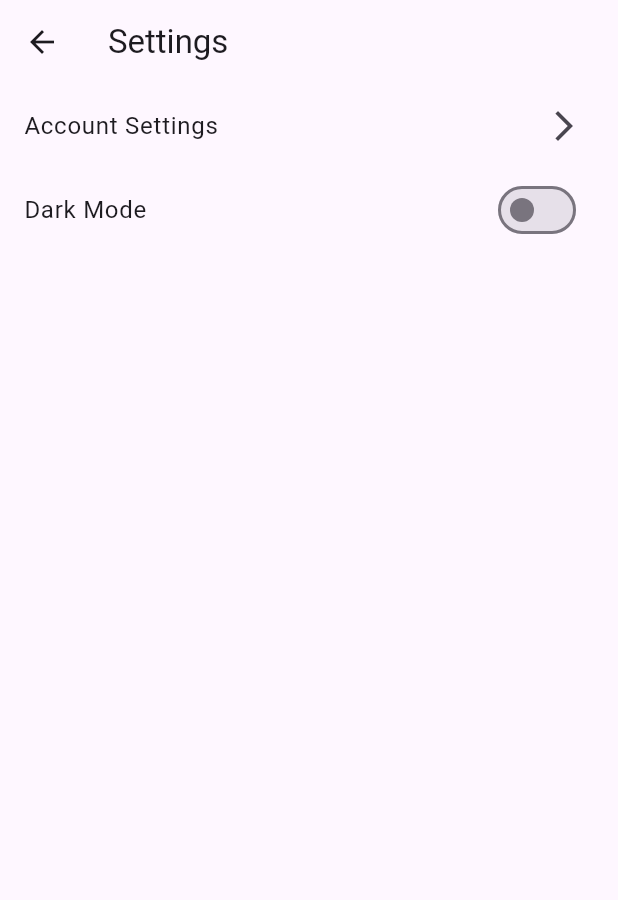
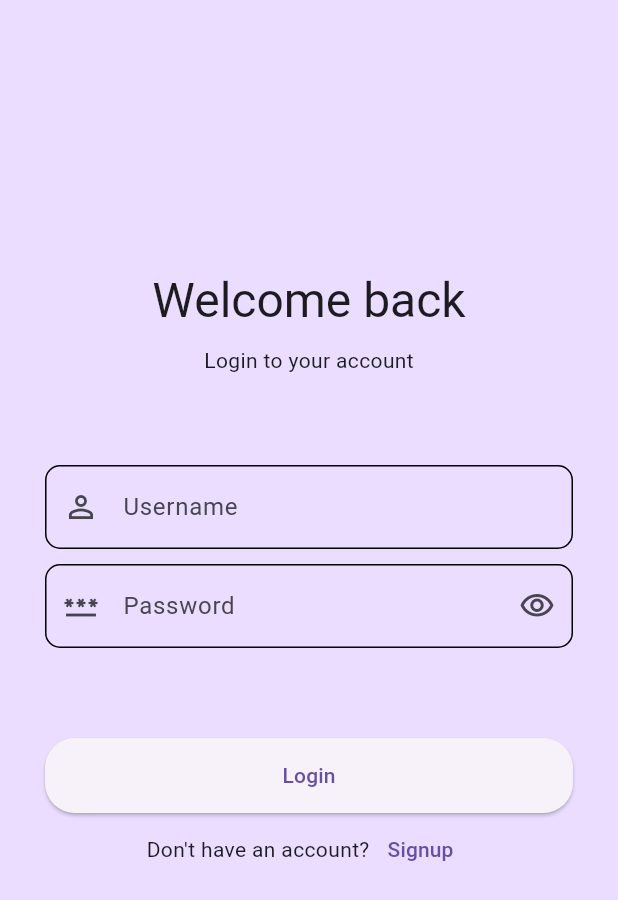
Before and after one commit to Susadi11/Flutter-Expense-Tracker, a Flutter app: the SettingsScreen screen opened directly, after a tap on "Account Settings", on a phone screen of 412 x 824 dp. Shown: the top 900 px of the screen. Run offline on Flutter 3.47's test engine with Material 3 defaults, Android fonts, the phone set to English and light mode, and no system bars; our stand-ins replace fluttertoast, hive_flutter, sqflite; accounts and stored records are empty.

Commit message:
added login and signup

```diff
--- /dev/null
+++ b/frontend/lib/login.dart
@@ -0,0 +1,176 @@
+import 'package:flutter/material.dart';
+import 'package:hive_flutter/hive_flutter.dart';
+
+import 'signup.dart';
+import 'home_screen.dart';
+
+class Login extends StatefulWidget {
+  const Login({
+    Key? key,
+  }) : super(key: key);
+
+  @override
+  State<Login> createState() => _LoginState();
+}
+
+class _LoginState extends State<Login> {
+  final GlobalKey<FormState> _formKey = GlobalKey();
+
+  final FocusNode _focusNodePassword = FocusNode();
+  final TextEditingController _controllerUsername = TextEditingController();
+  final TextEditingController _controllerPassword = TextEditingController();
+
+  bool _obscurePassword = true;
+  final Box _boxLogin = Hive.box("login");
+  final Box _boxAccounts = Hive.box("accounts");
+
+  @override
+  Widget build(BuildContext context) {
+    if (_boxLogin.get("loginStatus") ?? false) {
+      return HomeScreen();
+    }
+
+    return Scaffold(
+      backgroundColor: Theme.of(context).colorScheme.primaryContainer,
+      body: Form(
+        key: _formKey,
+        child: SingleChildScrollView(
+          padding: const EdgeInsets.all(30.0),
+          child: Column(
+            children: [
+              const SizedBox(height: 150),
+              Text(
+                "Welcome back",
+                style: Theme.of(context).textTheme.headlineLarge,
+              ),
+              const SizedBox(height: 10),
+              Text(
+                "Login to your account",
+                style: Theme.of(context).textTheme.bodyMedium,
+              ),
+              const SizedBox(height: 60),
+              TextFormField(
+                controller: _controllerUsername,
+                keyboardType: TextInputType.name,
+                decoration: InputDecoration(
+                  labelText: "Username",
+                  prefixIcon: const Icon(Icons.person_outline),
+                  border: OutlineInputBorder(
+                    borderRadius: BorderRadius.circular(10),
+                  ),
+                  enabledBorder: OutlineInputBorder(
+                    borderRadius: BorderRadius.circular(10),
+                  ),
+                ),
+                onEditingComplete: () => _focusNodePassword.requestFocus(),
+                validator: (String? value) {
+                  if (value == null || value.isEmpty) {
+                    return "Please enter username.";
+                  } else if (!_boxAccounts.containsKey(value)) {
+                    return "Username is not registered.";
+                  }
+
+                  return null;
+                },
+              ),
+              const SizedBox(height: 10),
+              TextFormField(
+                controller: _controllerPassword,
+                focusNode: _focusNodePassword,
+                obscureText: _obscurePassword,
+                keyboardType: TextInputType.visiblePassword,
+                decoration: InputDecoration(
+                  labelText: "Password",
+                  prefixIcon: const Icon(Icons.password_outlined),
+                  suffixIcon: IconButton(
+                      onPressed: () {
+                        setState(() {
+                          _obscurePassword = !_obscurePassword;
+                        });
+                      },
+                      icon: _obscurePassword
+                          ? const Icon(Icons.visibility_outlined)
+                          : const Icon(Icons.visibility_off_outlined)),
+                  border: OutlineInputBorder(
+                    borderRadius: BorderRadius.circular(10),
+                  ),
+                  enabledBorder: OutlineInputBorder(
+                    borderRadius: BorderRadius.circular(10),
+                  ),
+                ),
+                validator: (String? value) {
+                  if (value == null || value.isEmpty) {
+                    return "Please enter password.";
+                  } else if (value !=
+                      _boxAccounts.get(_controllerUsername.text)) {
+                    return "Wrong password.";
+                  }
+
+                  return null;
+                },
+              ),
+              const SizedBox(height: 60),
+              Column(
+                children: [
+                  ElevatedButton(
+                    style: ElevatedButton.styleFrom(
+                      minimumSize: const Size.fromHeight(50),
+                      shape: RoundedRectangleBorder(
+                        borderRadius: BorderRadius.circular(20),
+                      ),
+                    ),
+                    onPressed: () {
+                      if (_formKey.currentState?.validate() ?? false) {
+                        _boxLogin.put("loginStatus", true);
+                        _boxLogin.put("userName", _controllerUsername.text);
+
+                        Navigator.pushReplacement(
+                          context,
+                          MaterialPageRoute(
+                            builder: (context) {
+                              return HomeScreen();
+                            },
+                          ),
+                        );
+                      }
+                    },
+                    child: const Text("Login"),
+                  ),
+                  Row(
+                    mainAxisAlignment: MainAxisAlignment.center,
+                    children: [
+                      const Text("Don't have an account?"),
+                      TextButton(
+                        onPressed: () {
+                          _formKey.currentState?.reset();
+
+                          Navigator.push(
+                            context,
+                            MaterialPageRoute(
+                              builder: (context) {
+                                return const Signup();
+                              },
+                            ),
+                          );
+                        },
+                        child: const Text("Signup"),
+                      ),
+                    ],
+                  ),
+                ],
+              ),
+            ],
+          ),
+        ),
+      ),
+    );
+  }
+
+  @override
+  void dispose() {
+    _focusNodePassword.dispose();
+    _controllerUsername.dispose();
+    _controllerPassword.dispose();
+    super.dispose();
+  }
+}
--- a/frontend/lib/settings_screen.dart
+++ b/frontend/lib/settings_screen.dart
@@ -1,6 +1,7 @@
 import 'package:flutter/material.dart';
 import 'package:provider/provider.dart';
 import 'theme_notifier.dart';
+import 'login.dart'; // Ensure this import statement is added
 
 class SettingsScreen extends StatelessWidget {
   @override
@@ -10,26 +11,30 @@ class SettingsScreen extends StatelessWidget {
 
     return Scaffold(
       appBar: AppBar(
-        title: Text('Settings'),
+        title: const Text('Settings'),
       ),
       body: ListView(
         children: [
           ListTile(
-            title: Text('Account Settings'),
-            trailing: Icon(Icons.arrow_forward_ios),
+            title: const Text('Account Settings'),
+            trailing: const Icon(Icons.arrow_forward_ios),
             onTap: () {
-              // Add navigation to account settings screen
+              // Navigate to Login screen
+              Navigator.push(
+                context,
+                MaterialPageRoute(builder: (context) => const Login()),
+              );
             },
           ),
           SwitchListTile(
-            title: Text('Dark Mode'),
+            title: const Text('Dark Mode'),
             value: themeNotifier.isDarkTheme,
             onChanged: (value) {
               themeNotifier.toggleTheme(); // Use instance method toggleTheme
             },
           ),
           /*SwitchListTile(
-            title: Text('Enable Notifications'),
+            title: const Text('Enable Notifications'),
             value: themeNotifier.notificationsEnabled,
             onChanged: (value) {
               themeNotifier.toggleNotifications(value); // Use instance method toggleNotifications
--- a/frontend/pubspec.yaml
+++ b/frontend/pubspec.yaml
@@ -12,6 +12,8 @@ dependencies:
     sdk: flutter
   provider: ^6.0.4
   cupertino_icons: ^1.0.6
+  hive: ^2.0.5
+  hive_flutter: ^1.1.0
   sqflite: ^2.1.1
   path: any
   http: ^0.13.3
```
Also changed, not shown: frontend/lib/main.dart (+26 -13 lines), frontend/lib/signup.dart (added, +233 -0 lines), frontend/pubspec.lock.
